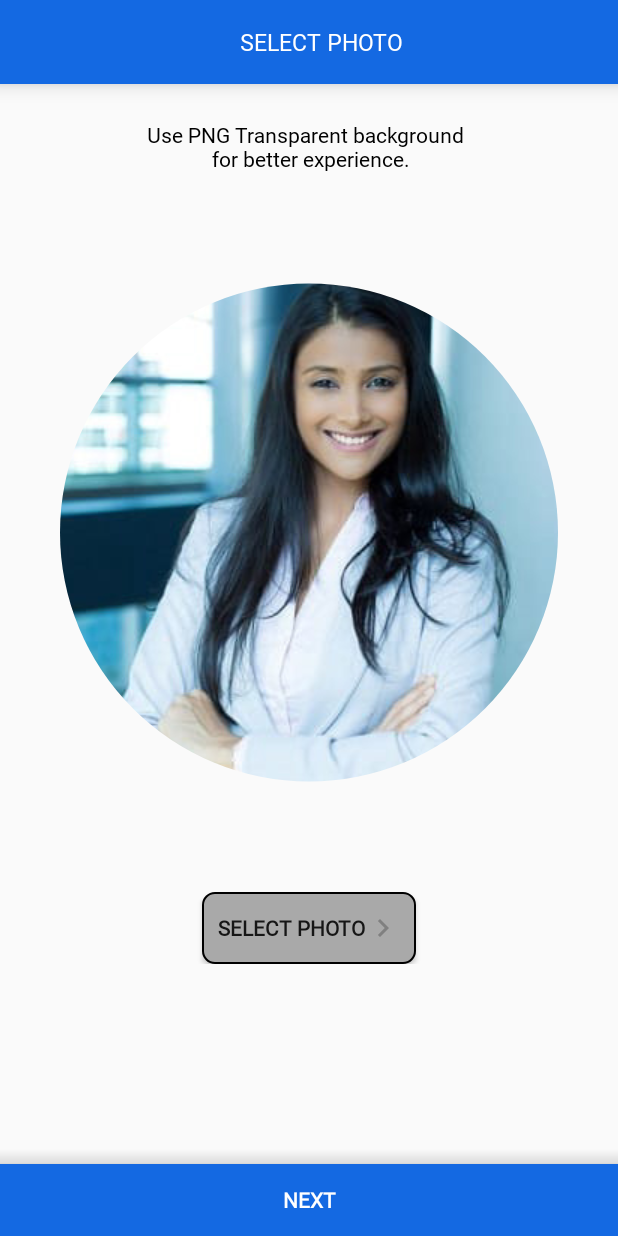
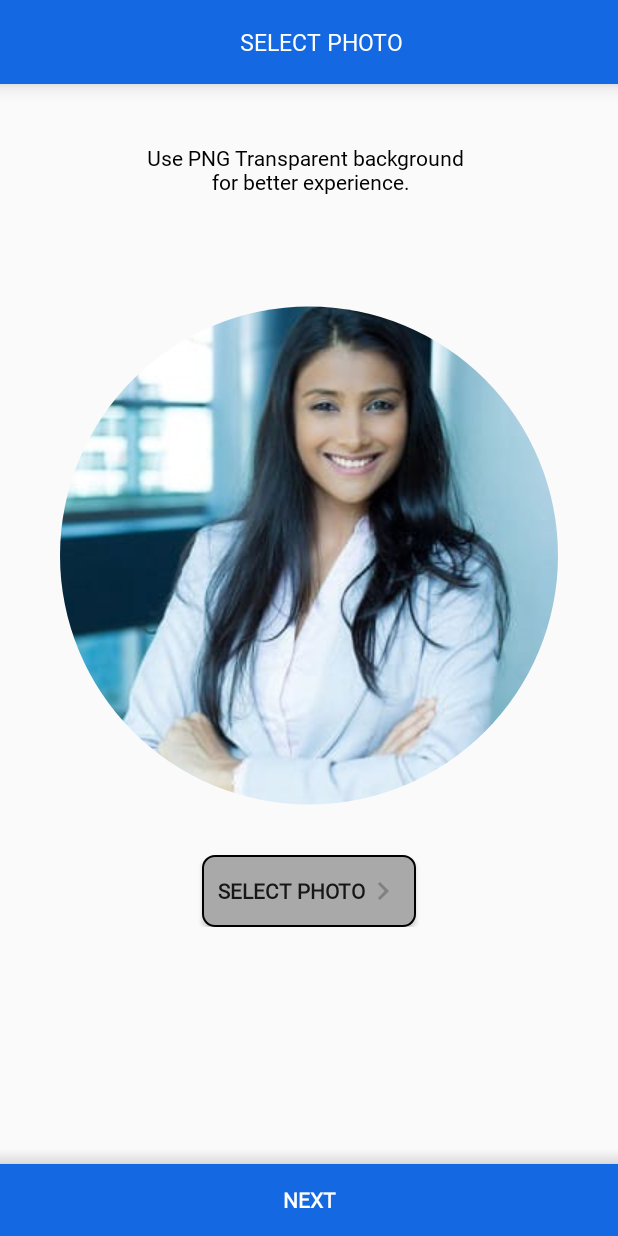
Before and after one commit to PrajapatiMansiRamesh/CVGRATIS, an Android app: the selectphoto screen opened directly, with no data from a screen before it, on a phone screen of 412 x 824 dp. Run offline under Robolectric (Android 15) with nearby library versions, the phone set to English and light mode, and no system bars; our stand-ins replace CircleImageView; Roboto replaces fonts that are not available here.

Commit message:
Alignment fixed

```diff
--- a/app/src/main/res/layout/activity_selectphoto.xml
+++ b/app/src/main/res/layout/activity_selectphoto.xml
@@ -30,6 +30,7 @@
         <TextView
             android:layout_width="wrap_content"
             android:layout_height="wrap_content"
+            android:layout_marginTop="15dp"
             android:text="Use PNG Transparent background \n for better experience."
             android:fontFamily="@font/montserrat_regular"
             android:layout_gravity="center_horizontal"
@@ -40,7 +41,9 @@
             android:id="@+id/select_photo"
             android:layout_width="wrap_content"
             android:layout_height="wrap_content"
-            android:layout_margin="40dp"
+            android:layout_marginLeft="40dp"
+            android:layout_marginTop="40dp"
+            android:layout_marginRight="40dp"
             android:layout_centerHorizontal="true"
             />
         <Button
```
